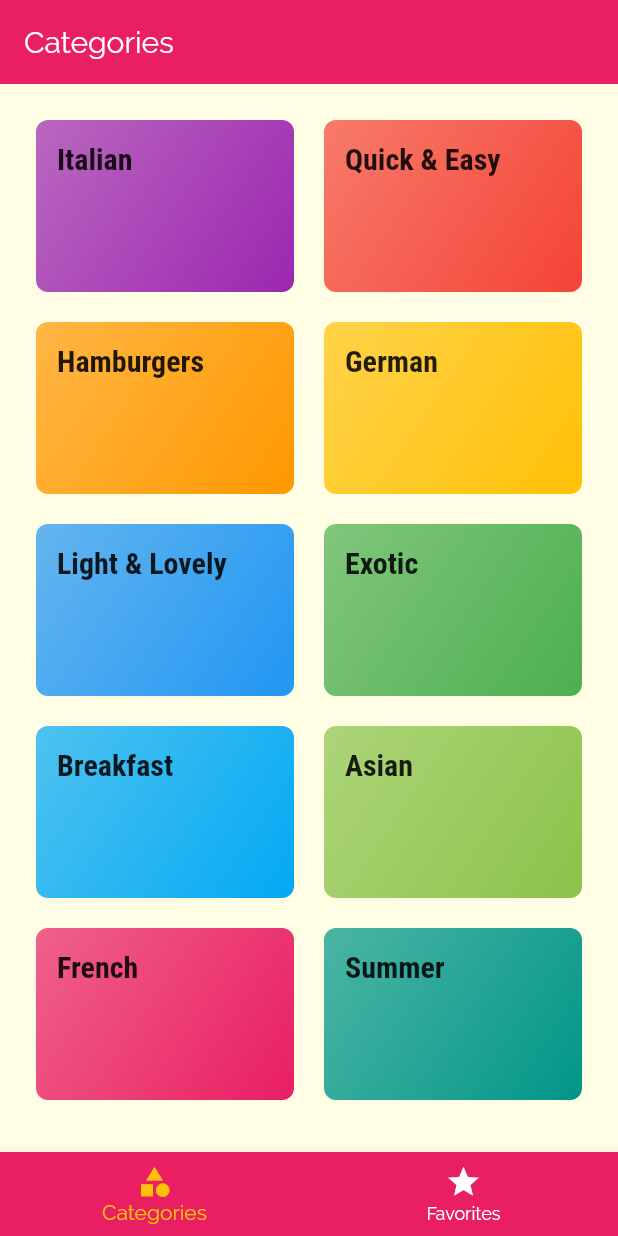
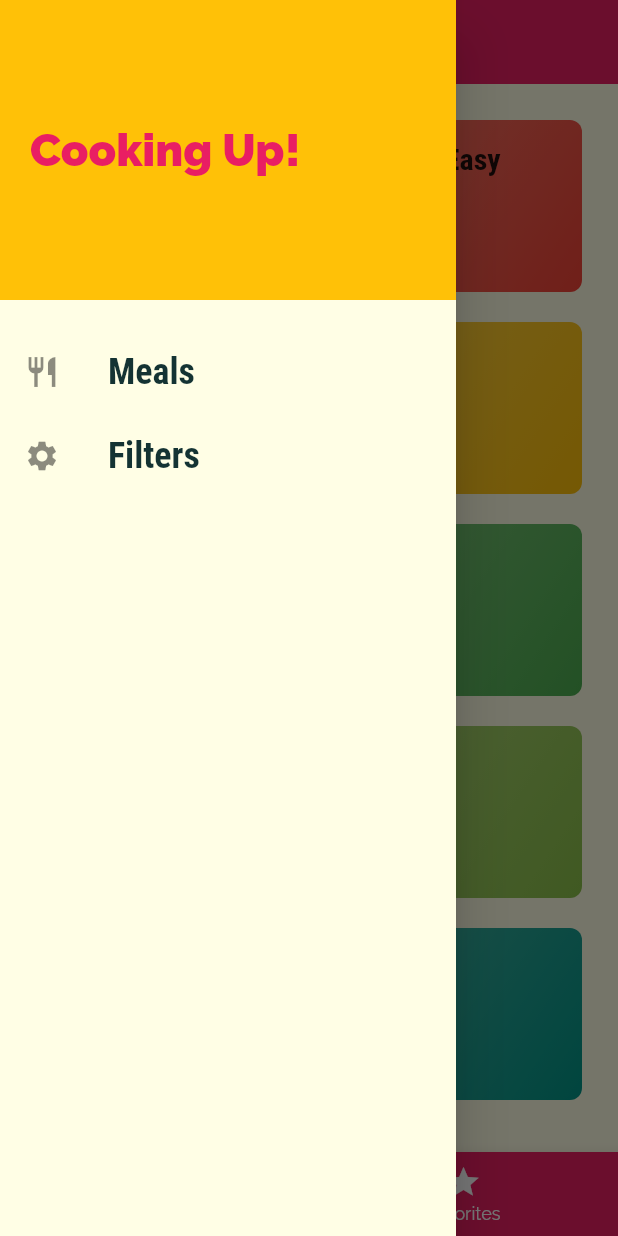
Before and after one commit to thought7878/udemy_meals_app, a Flutter app: the screen it shows after launch, with the side drawer open (before the commit the screen has no drawer), on a phone screen of 412 x 824 dp. Run offline on Flutter 3.47's test engine with Material 2 defaults, Android fonts, the phone set to English and light mode, and no system bars.

Commit message:
171. Adding a Custom Drawer

```diff
--- a/lib/screens/tabs_screen.dart
+++ b/lib/screens/tabs_screen.dart
@@ -2,6 +2,7 @@ import 'package:flutter/material.dart';
 
 import './favorites_screen.dart';
 import './category_screen.dart';
+import '../widgets/main_drawer.dart';
 
 class TabsScreen extends StatefulWidget {
   @override
@@ -30,6 +31,9 @@ class _TabsScreenState extends State<TabsScreen> {
         title: Text(screens[selectedIndex]['title']),
         elevation: 0.0,
       ),
+      drawer: Drawer(
+        child: MainDrawer(),
+      ),
       body: screens[selectedIndex]['screen'],
       bottomNavigationBar: BottomNavigationBar(
         onTap: selectItem,
--- /dev/null
+++ b/lib/widgets/main_drawer.dart
@@ -0,0 +1,49 @@
+import 'package:flutter/material.dart';
+
+class MainDrawer extends StatelessWidget {
+  //
+  Widget buildListTile(String title, IconData icon) {
+    return ListTile(
+      leading: Icon(
+        icon,
+        size: 24,
+      ),
+      title: Text(
+        title,
+        style: TextStyle(
+          fontSize: 24,
+          fontFamily: 'RobotoCondensed',
+          fontWeight: FontWeight.bold,
+        ),
+      ),
+      onTap: () {},
+    );
+  }
+
+  //
+  @override
+  Widget build(BuildContext context) {
+    return Column(
+      children: <Widget>[
+        Container(
+          alignment: Alignment.centerLeft,
+          height: 200,
+          width: double.infinity,
+          padding: EdgeInsets.all(20),
+          color: Theme.of(context).accentColor,
+          child: Text(
+            'Cooking Up!',
+            style: TextStyle(
+              fontWeight: FontWeight.w900,
+              fontSize: 30,
+              color: Theme.of(context).primaryColor,
+            ),
+          ),
+        ),
+        SizedBox(height: 20),
+        buildListTile('Meals', Icons.restaurant),
+        buildListTile('Filters', Icons.settings),
+      ],
+    );
+  }
+}
```
